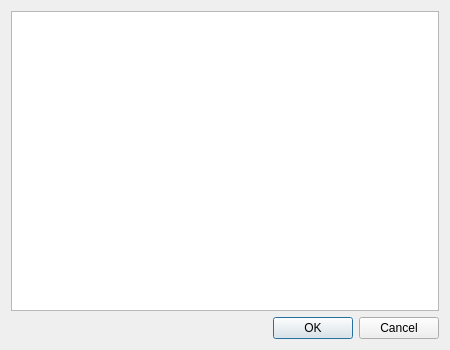
Old version of the form common/lc_editgroupsdialog.ui in the repository nathaneltitane/studworx.
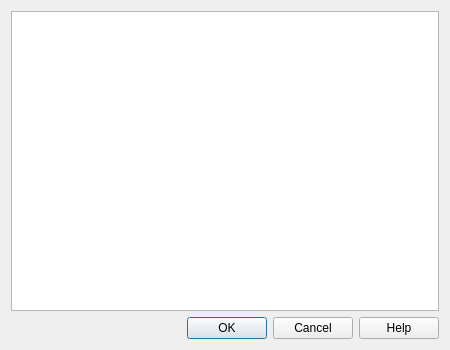
New version of the form.

Commit message: Add contextual help to render settings and grouping dialogs

```diff
--- a/common/lc_editgroupsdialog.ui
+++ b/common/lc_editgroupsdialog.ui
@@ -44,7 +44,7 @@
       <enum>Qt::Orientation::Horizontal</enum>
      </property>
      <property name="standardButtons">
-      <set>QDialogButtonBox::StandardButton::Cancel|QDialogButtonBox::StandardButton::Ok</set>
+      <set>QDialogButtonBox::StandardButton::Cancel|QDialogButtonBox::StandardButton::Help|QDialogButtonBox::StandardButton::Ok</set>
      </property>
     </widget>
    </item>
```
Left out of the diff: 12 changed lines with no effect on the pictures. The commit also changes 17 other files.
